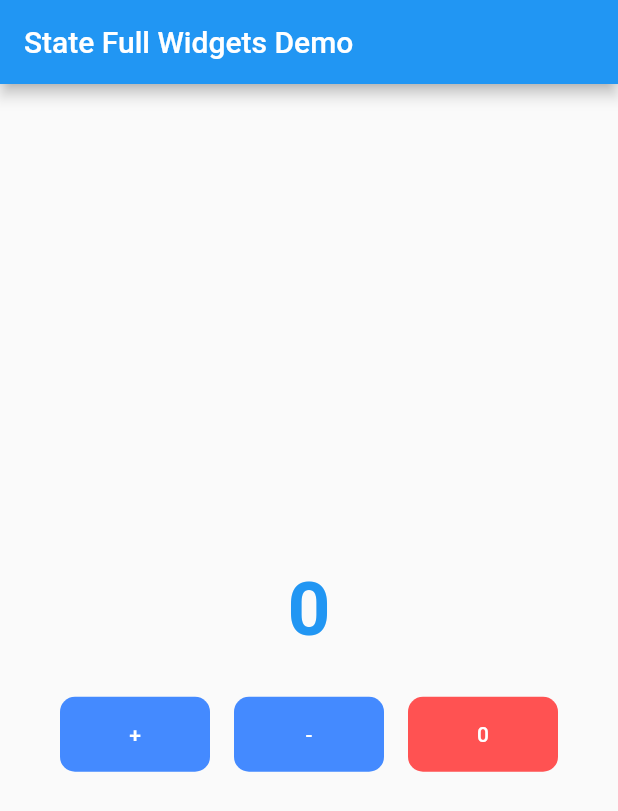
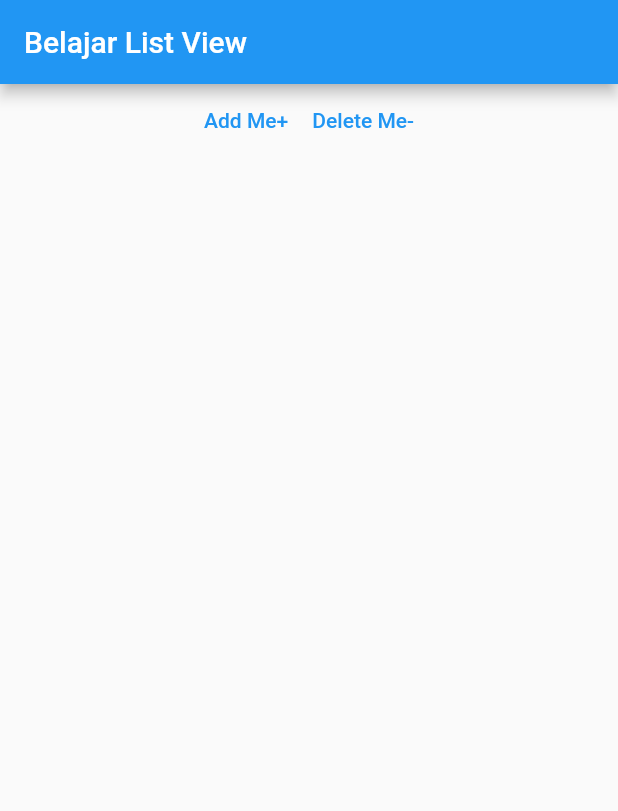
Before and after one commit to saldisucipto/flutter_great, a Flutter app: the screen it shows after launch, on a phone screen of 412 x 824 dp. Shown: the top 811 px of the screen. Run offline on Flutter 3.47's test engine with Material 2 defaults, Android fonts, the phone set to English and light mode, and no system bars.

Commit message:
List And ListView

```diff
--- a/lib/main.dart
+++ b/lib/main.dart
@@ -14,107 +14,42 @@ class MyApp extends StatefulWidget {
 }
 
 class _MyAppState extends State<MyApp> {
-  void aksiTombol() {
-    number++;
-    // fungsi setState berfungsi untul melakukan dan mendeteksi perubahan pada layar
-    setState(() {
-      number;
-    });
-  }
-
-  int number = 0;
-
+  List<Widget> datas = [];
+  int counter = 1;
   @override
   Widget build(BuildContext context) {
+    var size = MediaQuery.of(context).size;
     return Scaffold(
       appBar: AppBar(
-        title: const Text("State Full Widgets Demo"),
+        title: Text("Belajar List View"),
       ),
-      body: Center(
-        child: Column(
-          mainAxisAlignment: MainAxisAlignment.center,
-          children: [
-            Padding(
-              padding: const EdgeInsets.symmetric(vertical: 20),
-              child: Text(
-                number.toString(),
-                style: const TextStyle(
-                    color: Colors.blue,
-                    fontWeight: FontWeight.bold,
-                    fontSize: 50),
-              ),
-            ),
+      body: ListView(children: [
         Row(
           mainAxisAlignment: MainAxisAlignment.center,
           children: [
             TextButton(
-                  onPressed: aksiTombol,
-                  child: Container(
-                    width: 100,
-                    height: 50,
-                    decoration: BoxDecoration(
-                      borderRadius: BorderRadius.circular(10),
-                      color: Colors.blueAccent,
-                    ),
-                    child: const Center(
-                      child: Text(
-                        "+",
-                        style: TextStyle(color: Colors.white),
-                      ),
-                    ),
-                  ),
+              onPressed: () {
+                setState(() {
+                  datas.add(Text("Data Ke " + counter.toString()));
+                  counter++;
+                });
+              },
+              child: const Text("Add Me+"),
             ),
             TextButton(
               onPressed: () {
                 setState(() {
-                      if (number < 0) {
-                        number *= -1;
-                      }
-                      number = 1;
-                      number--;
+                  datas.removeLast();
                 });
               },
-                  child: Container(
-                    width: 100,
-                    height: 50,
-                    decoration: BoxDecoration(
-                      borderRadius: BorderRadius.circular(10),
-                      color: Colors.blueAccent,
-                    ),
-                    child: const Center(
-                      child: Text(
-                        "-",
-                        style: TextStyle(color: Colors.white),
-                      ),
-                    ),
-                  ),
-                ),
-                TextButton(
-                  // Menggunkan Anonymous Widget
-                  onPressed: () {
-                    setState(() {
-                      number = 0;
-                    });
-                  },
-                  child: Container(
-                    width: 100,
-                    height: 50,
-                    decoration: BoxDecoration(
-                        borderRadius: BorderRadius.circular(10),
-                        color: Colors.redAccent),
-                    child: const Center(
-                      child: Text(
-                        "0",
-                        style: TextStyle(color: Colors.white),
-                      ),
-                    ),
-                  ),
+              child: const Text("Delete Me-"),
             ),
           ],
         ),
-          ],
-        ),
-      ),
+        Column(
+          children: datas,
+        )
+      ]),
     );
   }
 }
```
Lines whose indentation alone changed are shown as unchanged.
